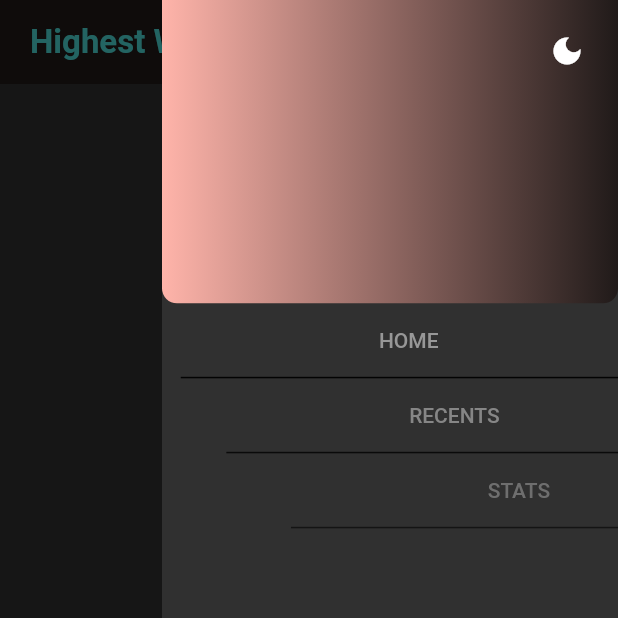
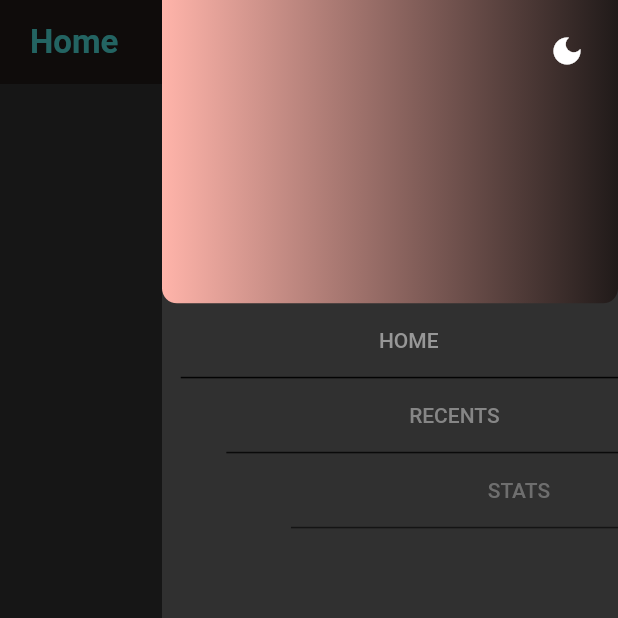
Before and after one commit to thetlwinlwin/dota2_stat, a Flutter app: the HomePage screen opened by its route, with the side drawer open, on a phone screen of 412 x 824 dp, the top half of it. Run offline on Flutter 3.47's test engine with Material 2 defaults, Android fonts, the phone set to English and light mode, and no system bars; our stand-ins replace cached_network_image, connectivity_plus, flutter_riverpod, freezed_annotation, go_router, shared_preferences; accounts and stored records are empty; network calls fail.

Commit message:
fix home appbar title

```diff
--- a/lib/features/home/ui/home_page.dart
+++ b/lib/features/home/ui/home_page.dart
@@ -33,7 +33,7 @@ class HomePage extends ConsumerWidget {
 
     return Scaffold(
       appBar: MyCustomAppBar(
-        titleText: 'Highest WinRate',
+        titleText: 'Home',
         widgets: const [HeroSortbtn()],
       ),
       endDrawer: const AppDrawer(),
```
